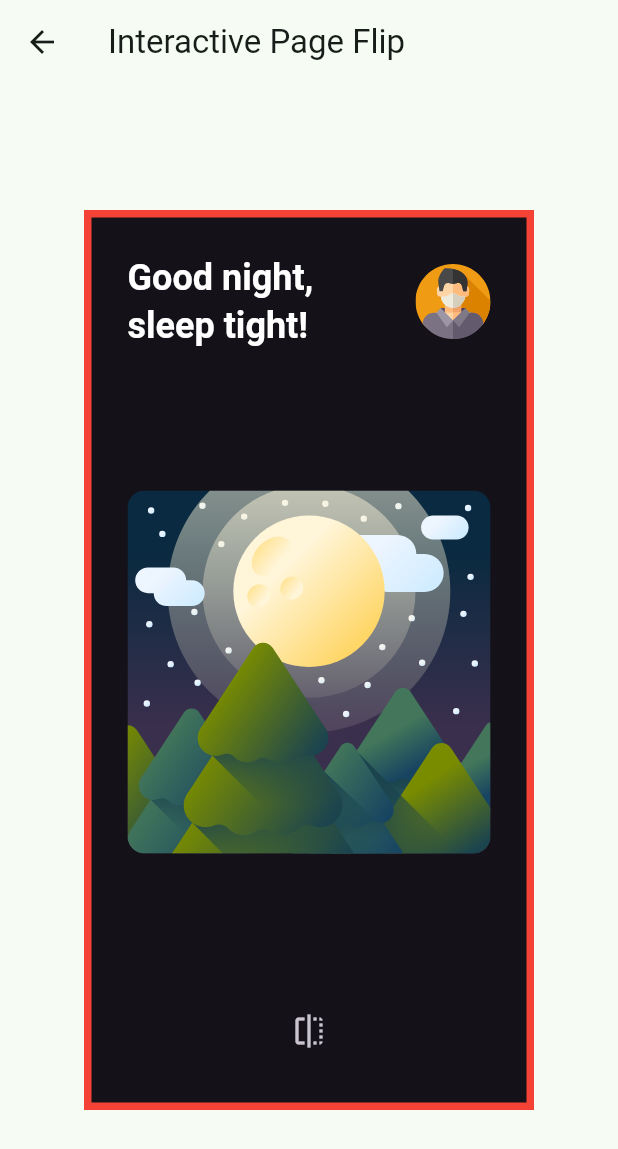
After one commit to martynov-alex/flutter_ui_challenges, a Flutter app: the InteractivePageFlipScreen screen opened by its route, after a tap on the "flip" icon, on a phone screen of 412 x 824 dp. The commit adds this screen. Shown: the top 1149 px of the screen. Run offline on Flutter 3.47's test engine with Material 3 defaults, Android fonts, the phone set to English and light mode, and no system bars; our stand-ins replace decimal, fl_chart, flutter_riverpod, flutter_svg, go_router, riverpod_annotation and 1 more; generated files the repository leaves out were written again; project files that could hold a hidden picture were left out.

Commit message:
Add Interactive Page Flip challenge

````diff
--- a/lib/app/common/constants/challenge_list.dart
+++ b/lib/app/common/constants/challenge_list.dart
@@ -27,4 +27,9 @@ final codeWithAndreaChallengeList = <ChallengeInfo>[
     icon: Icons.timelapse_outlined,
     route: AppRoute.radialCountdownTimer.name,
   ),
+  ChallengeInfo(
+    title: 'Interactive Page Flip'.hardcoded,
+    icon: Icons.flip_outlined,
+    route: AppRoute.interactivePageFlip.name,
+  ),
 ];
--- /dev/null
+++ b/lib/app/feature/interactive_page_flip/interactive_page_flip_screen.dart
@@ -0,0 +1,179 @@
+import 'package:flutter/material.dart';
+import 'package:flutter_ui_challenges/app/feature/interactive_page_flip/page_flip_builder.dart';
+import 'package:flutter_ui_challenges/core/assets/interactive_page_flip_vectors.dart';
+import 'package:flutter_ui_challenges/core/localization/string_hardcoded.dart';
+import 'package:vector_graphics/vector_graphics.dart';
+
+class InteractivePageFlipScreen extends StatelessWidget {
+  const InteractivePageFlipScreen({super.key});
+
+  @override
+  Widget build(BuildContext context) {
+    return Scaffold(
+      appBar: AppBar(
+        title: Text('Interactive Page Flip'.hardcoded),
+      ),
+      body: Padding(
+        padding: const EdgeInsets.all(16.0),
+        // Use Center as layout has unconstrained width (loose constraints),
+        // together with SizedBox to specify the max width (tight constraints)
+        // See this thread for more info:
+        // https://twitter.com/biz84/status/1445400059894542337
+        child: Center(
+          child: SizedBox(
+            height: 600,
+            width: 300, // max allowed width
+            child: HomePage(),
+          ),
+        ),
+      ),
+    );
+  }
+}
+
+class HomePage extends StatelessWidget {
+  HomePage({super.key});
+
+  final pageFlipKey = GlobalKey<PageFlipBuilderState>();
+
+  @override
+  Widget build(BuildContext context) {
+    return PageFlipBuilder(
+      key: pageFlipKey,
+      frontBuilder: (_) => LightHomePage(
+        onFlip: () => pageFlipKey.currentState?.flip(),
+      ),
+      backBuilder: (_) => DarkHomePage(
+        onFlip: () => pageFlipKey.currentState?.flip(),
+      ),
+      onFlipComplete: (isFrontSide) => debugPrint('front: $isFrontSide'),
+    );
+  }
+}
+
+class LightHomePage extends StatelessWidget {
+  const LightHomePage({super.key, this.onFlip});
+  final VoidCallback? onFlip;
+  @override
+  Widget build(BuildContext context) {
+    return Theme(
+      data: ThemeData(
+        brightness: Brightness.light,
+        textTheme: TextTheme(
+          headlineSmall: Theme.of(context)
+              .textTheme
+              .headlineSmall!
+              .copyWith(color: Colors.black87, fontWeight: FontWeight.w600),
+        ),
+      ),
+      child: Scaffold(
+        body: Container(
+          padding: const EdgeInsets.all(24.0),
+          decoration: BoxDecoration(
+            border: Border.all(color: Colors.red, width: 5),
+          ),
+          child: Column(
+            children: [
+              const ProfileHeader(prompt: 'Hello,\nsunshine!'),
+              const Spacer(),
+              const VectorGraphic(
+                loader: AssetBytesLoader(InteractivePageFlipVectors.forestDay),
+                semanticsLabel: 'Forest',
+                width: 300,
+                height: 300,
+              ),
+              const Spacer(),
+              BottomFlipIconButton(onFlip: onFlip),
+            ],
+          ),
+        ),
+      ),
+    );
+  }
+}
+
+class DarkHomePage extends StatelessWidget {
+  const DarkHomePage({super.key, this.onFlip});
+  final VoidCallback? onFlip;
+
+  @override
+  Widget build(BuildContext context) {
+    return Theme(
+      data: ThemeData(
+        brightness: Brightness.dark,
+        textTheme: TextTheme(
+          headlineSmall: Theme.of(context)
+              .textTheme
+              .headlineSmall!
+              .copyWith(color: Colors.white, fontWeight: FontWeight.w600),
+        ),
+      ),
+      child: Scaffold(
+        body: Container(
+          padding: const EdgeInsets.all(24.0),
+          decoration: BoxDecoration(
+            border: Border.all(color: Colors.red, width: 5),
+          ),
+          child: Column(
+            children: [
+              const ProfileHeader(prompt: 'Good night,\nsleep tight!'),
+              const Spacer(),
+              const VectorGraphic(
+                loader:
+                    AssetBytesLoader(InteractivePageFlipVectors.forestNight),
+                semanticsLabel: 'Forest',
+                width: 300,
+                height: 300,
+              ),
+              const Spacer(),
+              BottomFlipIconButton(onFlip: onFlip),
+            ],
+          ),
+        ),
+      ),
+    );
+  }
+}
+
+class ProfileHeader extends StatelessWidget {
+  const ProfileHeader({super.key, required this.prompt});
+  final String prompt;
+
+  @override
+  Widget build(BuildContext context) {
+    return SafeArea(
+      bottom: false,
+      child: Row(
+        children: [
+          Text(prompt, style: Theme.of(context).textTheme.headlineSmall),
+          const Spacer(),
+          const VectorGraphic(
+            loader: AssetBytesLoader(InteractivePageFlipVectors.man),
+            semanticsLabel: 'Profile',
+            width: 50,
+            height: 50,
+          ),
+        ],
+      ),
+    );
+  }
+}
+
+class BottomFlipIconButton extends StatelessWidget {
+  const BottomFlipIconButton({super.key, this.onFlip});
+
+  final VoidCallback? onFlip;
+
+  @override
+  Widget build(BuildContext context) {
+    return Row(
+      mainAxisAlignment: MainAxisAlignment.center,
+      children: [
+        IconButton(
+          onPressed: onFlip,
+          icon: const Icon(Icons.flip),
+        ),
+      ],
+    );
+  }
+}
--- /dev/null
+++ b/lib/app/feature/interactive_page_flip/page_flip_builder.dart
@@ -0,0 +1,252 @@
+import 'dart:math';
+
+import 'package:flutter/material.dart';
+
+class PageFlipBuilder extends StatefulWidget {
+  const PageFlipBuilder({
+    super.key,
+    required this.frontBuilder,
+    required this.backBuilder,
+    this.nonInteractiveAnimationDuration = const Duration(milliseconds: 500),
+    this.interactiveFlipEnabled = true,
+    this.flipAxis = Axis.horizontal,
+    this.maxTilt = 0.003,
+    this.maxScale = 0.2,
+    this.onFlipComplete,
+  });
+  final WidgetBuilder frontBuilder;
+  final WidgetBuilder backBuilder;
+  final Duration nonInteractiveAnimationDuration;
+  final bool interactiveFlipEnabled;
+  final Axis flipAxis;
+  final double maxTilt;
+  final double maxScale;
+
+  /// This is called when a flip transition has completed (whether interactive or not).
+  /// It is only called when the page actually flips, not if the user cancels the interactive transition.
+  final void Function(bool)? onFlipComplete;
+
+  @override
+  PageFlipBuilderState createState() => PageFlipBuilderState();
+}
+
+class PageFlipBuilderState extends State<PageFlipBuilder>
+    with SingleTickerProviderStateMixin {
+  // which side is currently shown
+  bool _showFrontSide = true;
+  // whether the front side was shown before the transition started
+  bool _wasFrontSide = true;
+  late final AnimationController _controller;
+
+  /// Starts a page flip.
+  ///
+  /// Example:
+  /// ```dart
+  /// PageFlipBuilder(
+  ///   key: pageFlipKey,
+  ///   frontBuilder: (_) => Screen1(
+  ///     onFlip: () => pageFlipKey.currentState?.flip(),
+  ///   ),
+  ///   backBuilder: (_) => Screen2(
+  ///     onFlip: () => pageFlipKey.currentState?.flip(),
+  ///   ),
+  /// );
+  /// ```
+  void flip() {
+    _wasFrontSide = _showFrontSide;
+    if (_showFrontSide) {
+      _controller.forward();
+    } else {
+      _controller.reverse();
+    }
+  }
+
+  void _handleDragStart(DragStartDetails details) {
+    _wasFrontSide = _showFrontSide;
+  }
+
+  void _handleDragUpdate(DragUpdateDetails details, double crossAxisLength) {
+    _controller.value += details.primaryDelta! / crossAxisLength;
+  }
+
+  void _handleDragEnd(DragEndDetails details, double crossAxisLength) {
+    if (_controller.isAnimating ||
+        _controller.status == AnimationStatus.completed ||
+        _controller.status == AnimationStatus.dismissed) return;
+
+    const velocityThreshold = 2.0;
+    final velocity = widget.flipAxis == Axis.horizontal
+        ? details.velocity.pixelsPerSecond.dx
+        : details.velocity.pixelsPerSecond.dy;
+    final flingVelocity = velocity / crossAxisLength;
+
+    // if value and velocity are 0, the gesture was a tap so we return early
+    if (_controller.value == 0.0 && flingVelocity == 0.0) {
+      return;
+    }
+
+    if (_controller.value > 0.5 ||
+        _controller.value > 0.0 && flingVelocity > velocityThreshold) {
+      _controller.fling(velocity: velocityThreshold);
+    } else if (_controller.value < -0.5 ||
+        _controller.value < 0.0 && flingVelocity < -velocityThreshold) {
+      _controller.fling(velocity: -velocityThreshold);
+    } else if (_controller.value > 0.0 ||
+        _controller.value > 0.5 && flingVelocity < -velocityThreshold) {
+      // controller can't fling to 0.0 because the lowerBound is -1.0
+      // so we decrement the value by 1.0 and toggle the state to get the same effect
+      _controller.value -= 1.0;
+      setState(() => _showFrontSide = !_showFrontSide);
+      _controller.fling(velocity: -velocityThreshold);
+    } else if (_controller.value > -0.5 ||
+        _controller.value < -0.5 && flingVelocity > velocityThreshold) {
+      // controller can't fling to 0.0 because the upperBound is 1.0
+      // so we increment the value by 1.0 and toggle the state to get the same effect
+      _controller.value += 1.0;
+      setState(() => _showFrontSide = !_showFrontSide);
+      _controller.fling(velocity: velocityThreshold);
+    }
+  }
+
+  @override
+  void initState() {
+    _controller = AnimationController(
+      vsync: this,
+      duration: widget.nonInteractiveAnimationDuration,
+      // lowerBound of -1.0 is needed for the back flip
+      lowerBound: -1.0,
+    );
+    _controller.value = 0.0;
+    _controller.addStatusListener(_updateStatus);
+    super.initState();
+  }
+
+  @override
+  void dispose() {
+    _controller.removeStatusListener(_updateStatus);
+    _controller.dispose();
+    super.dispose();
+  }
+
+  void _updateStatus(AnimationStatus status) {
+    if (status == AnimationStatus.completed ||
+        status == AnimationStatus.dismissed) {
+      // The controller always completes a forward animation with value 1.0
+      // and a reverse animation with a value of -1.0.
+      // By resetting the value to 0.0 and toggling the state
+      // we are preparing the controller for the next animation
+      // while preserving the widget appearance on screen.
+      _controller.value = 0.0;
+      setState(() => _showFrontSide = !_showFrontSide);
+      if (_wasFrontSide != _showFrontSide) {
+        _wasFrontSide = _showFrontSide;
+        widget.onFlipComplete?.call(_showFrontSide);
+      }
+    }
+  }
+
+  @override
+  Widget build(BuildContext context) {
+    final isHorizontal = widget.flipAxis == Axis.horizontal;
+    return LayoutBuilder(
+      builder: (_, constraints) {
+        final crossAxisLength =
+            isHorizontal ? constraints.maxWidth : constraints.maxHeight;
+        return GestureDetector(
+          onHorizontalDragStart: widget.interactiveFlipEnabled && isHorizontal
+              ? (details) => _handleDragStart(details)
+              : null,
+          onHorizontalDragUpdate: widget.interactiveFlipEnabled && isHorizontal
+              ? (details) => _handleDragUpdate(details, crossAxisLength)
+              : null,
+          onHorizontalDragEnd: widget.interactiveFlipEnabled && isHorizontal
+              ? (details) => _handleDragEnd(details, crossAxisLength)
+              : null,
+          onVerticalDragStart: widget.interactiveFlipEnabled && !isHorizontal
+              ? (details) => _handleDragStart(details)
+              : null,
+          onVerticalDragUpdate: widget.interactiveFlipEnabled && !isHorizontal
+              ? (details) => _handleDragUpdate(details, crossAxisLength)
+              : null,
+          onVerticalDragEnd: widget.interactiveFlipEnabled && !isHorizontal
+              ? (details) => _handleDragEnd(details, crossAxisLength)
+              : null,
+          child: AnimatedPageFlipBuilder(
+            animation: _controller,
+            frontBuilder: widget.frontBuilder,
+            backBuilder: widget.backBuilder,
+            showFrontSide: _showFrontSide,
+            flipAxis: widget.flipAxis,
+            maxTilt: widget.maxTilt,
+            maxScale: widget.maxScale,
+          ),
+        );
+      },
+    );
+  }
+}
+
+class AnimatedPageFlipBuilder extends AnimatedWidget {
+  const AnimatedPageFlipBuilder({
+    super.key,
+    required Animation<double> animation,
+    required this.showFrontSide,
+    required this.frontBuilder,
+    required this.backBuilder,
+    this.flipAxis = Axis.horizontal,
+    this.maxTilt = 0.003,
+    this.maxScale = 0.2,
+  }) : super(listenable: animation);
+
+  final bool showFrontSide;
+  final WidgetBuilder frontBuilder;
+  final WidgetBuilder backBuilder;
+  final Axis flipAxis;
+  final double maxTilt;
+  final double maxScale;
+
+  Animation<double> get animation => listenable as Animation<double>;
+
+  bool get _isAnimationFirstHalf => animation.value.abs() < 0.5;
+
+  double _getTilt() {
+    var tilt = (animation.value - 0.5).abs() - 0.5;
+    if (animation.value < -0.5) {
+      tilt = 1.0 + animation.value;
+    }
+    return tilt * (_isAnimationFirstHalf ? -maxTilt : maxTilt);
+  }
+
+  double _rotationAngle() {
+    final rotationValue = animation.value * pi;
+    if (animation.value > 0.5) {
+      return pi - rotationValue; // input from 0.5 to 1.0
+    } else if (animation.value > -0.5) {
+      return rotationValue; // input from -0.5 to 0.5
+    } else {
+      return -pi - rotationValue; // input from -1.0 to -0.5
+    }
+  }
+
+  double _scale() {
+    final absValue = animation.value.abs();
+    return 1.0 - (absValue < 0.5 ? absValue : 1.0 - absValue) * maxScale;
+  }
+
+  @override
+  Widget build(BuildContext context) {
+    final child = _isAnimationFirstHalf ^ showFrontSide
+        ? backBuilder(context)
+        : frontBuilder(context);
+    final matrix = flipAxis == Axis.horizontal
+        ? (Matrix4.rotationY(_rotationAngle())..setEntry(3, 0, _getTilt()))
+        : (Matrix4.rotationX(_rotationAngle())..setEntry(3, 1, _getTilt()));
+    final scale = _scale();
+
+    return Transform(
+      transform: matrix.multiplied(Matrix4.diagonal3Values(scale, scale, 1.0)),
+      alignment: Alignment.center,
+      child: child,
+    );
+  }
+}
--- a/lib/app/feature/pushable_3d_button/pushable_3d_button_screen.dart
+++ b/lib/app/feature/pushable_3d_button/pushable_3d_button_screen.dart
@@ -8,7 +8,7 @@ class Pushable3DButtonScreen extends StatelessWidget {
   Widget build(BuildContext context) {
     return Scaffold(
       appBar: AppBar(
-        title: Text('Twitter Embed Card'.hardcoded),
+        title: Text('Pushable 3D Button'.hardcoded),
       ),
       body: const Padding(
         padding: EdgeInsets.all(16.0),
--- a/lib/app/feature/radial_countdown_timer/radial_countdown_timer_screen.dart
+++ b/lib/app/feature/radial_countdown_timer/radial_countdown_timer_screen.dart
@@ -11,7 +11,7 @@ class RadialCountdownTimerScreen extends StatelessWidget {
   Widget build(BuildContext context) {
     return Scaffold(
       appBar: AppBar(
-        title: Text('Twitter Embed Card'.hardcoded),
+        title: Text('Radial Countdown Timer'.hardcoded),
       ),
       body: const Padding(
         padding: EdgeInsets.all(16.0),
--- /dev/null
+++ b/lib/core/assets/interactive_page_flip_vectors.dart
@@ -0,0 +1,11 @@
+class InteractivePageFlipVectors {
+  InteractivePageFlipVectors._();
+
+  static const String forestDay =
+      'assets/vectors/interactive_page_flip/forest-day.svg';
+  static const String forestNight =
+      'assets/vectors/interactive_page_flip/forest-night.svg';
+  static const String man = 'assets/vectors/interactive_page_flip/man.svg';
+
+  static const List<String> values = [forestDay, forestNight, man];
+}
--- a/lib/core/routing/app_router.dart
+++ b/lib/core/routing/app_router.dart
@@ -12,6 +12,7 @@ enum AppRoute {
   twitterEmbedCard('twitter_embed_card'),
   pushable3DButton('pushable_3d_button'),
   radialCountdownTimer('radial_countdown_timer'),
+  interactivePageFlip('interactive_page_flip'),
   ;
 
   const AppRoute(this.path);
@@ -34,6 +35,7 @@ GoRouter goRouter(GoRouterRef ref) {
           twitterEmbedCardRoute,
           pushable3DButtonRoute,
           radialCountdownTimerRoute,
+          interactivePageFlipRoute,
         ],
       ),
     ],
--- /dev/null
+++ b/lib/core/routing/routes/interactive_page_flip_route.dart
@@ -0,0 +1,9 @@
+import 'package:flutter_ui_challenges/app/feature/interactive_page_flip/interactive_page_flip_screen.dart';
+import 'package:flutter_ui_challenges/core/routing/app_router.dart';
+import 'package:go_router/go_router.dart';
+
+final interactivePageFlipRoute = GoRoute(
+  path: AppRoute.interactivePageFlip.path,
+  name: AppRoute.interactivePageFlip.name,
+  builder: (_, __) => const InteractivePageFlipScreen(),
+);
--- a/lib/core/routing/routes/routes.dart
+++ b/lib/core/routing/routes/routes.dart
@@ -1,4 +1,5 @@
 export 'crypto_platform_route.dart';
+export 'interactive_page_flip_route.dart';
 export 'pushable_3d_button_route.dart';
 export 'radial_countdown_timer_route.dart';
 export 'settings_route.dart';
--- a/pubspec.yaml
+++ b/pubspec.yaml
@@ -48,6 +48,9 @@ flutter:
     - path: assets/vectors/twitter_embed_card/
       transformers:
         - package: vector_graphics_compiler
+    - path: assets/vectors/interactive_page_flip/
+      transformers:
+        - package: vector_graphics_compiler
 
   fonts:
     - family: Britanica
--- a/spider.yaml
+++ b/spider.yaml
@@ -49,3 +49,6 @@ groups:
   - path: assets/vectors/twitter_embed_card
     class_name: TwitterEmbedCardVectors
     types: [ .svg ]
+  - path: assets/vectors/interactive_page_flip
+    class_name: InteractivePageFlipVectors
+    types: [ .svg ]
````
Also changed, not shown: assets/vectors/interactive_page_flip/forest-day.svg (added), assets/vectors/interactive_page_flip/forest-night.svg (added), assets/vectors/interactive_page_flip/man.svg (added).
